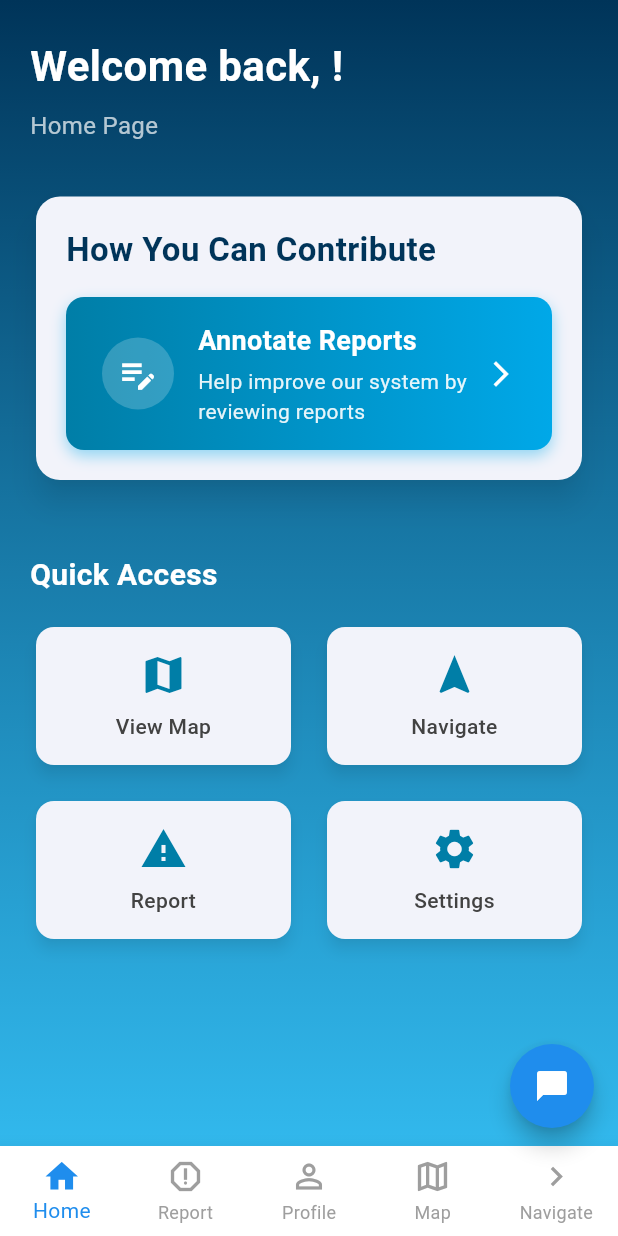
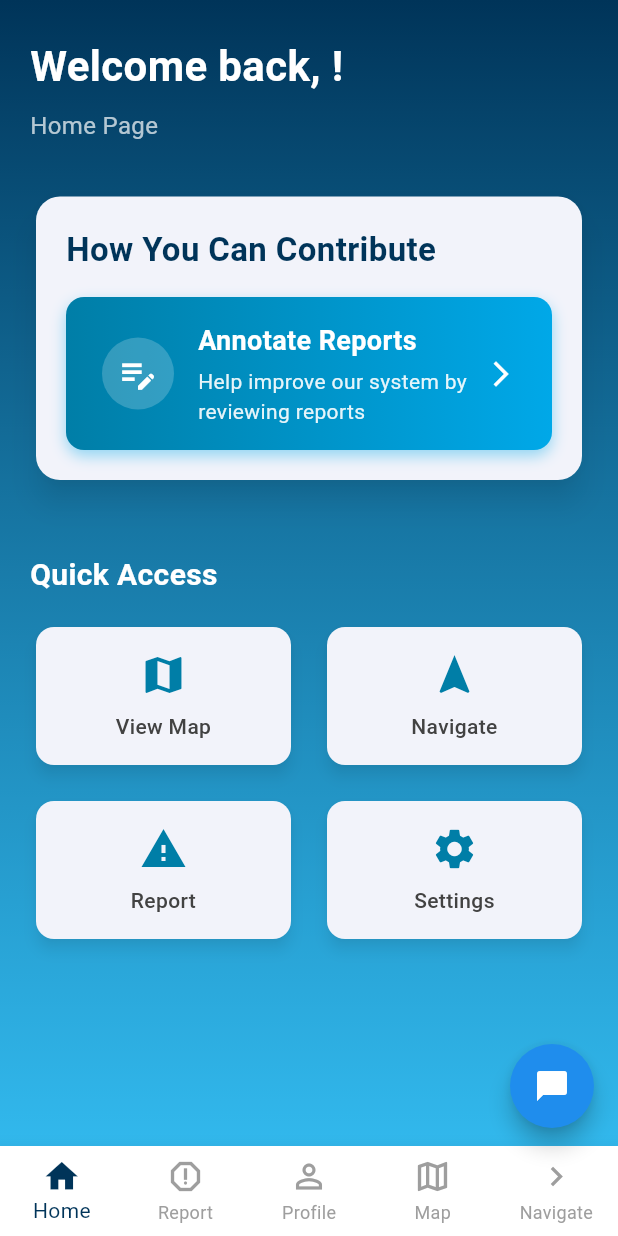
Before and after one commit to Karl-Gilmartin/urban_route, a Flutter app: the HomePage screen opened by its route, on a phone screen of 412 x 824 dp. Run offline on Flutter 3.47's test engine with Material 3 defaults, Android fonts, the phone set to English and light mode, and no system bars; our stand-ins replace easy_localization, flutter_dotenv, flutter_map, flutter_svg, geocoding, geolocator and 4 more; missing offline and left inert: flutter_map_heatmap, intercom_flutter, mapbox_gl; accounts and stored records are empty; network calls fail.

Commit message:
updating app routes and navbar layout

```diff
--- a/lib/components/bottom_nav_bar.dart
+++ b/lib/components/bottom_nav_bar.dart
@@ -1,4 +1,5 @@
 import 'package:flutter/material.dart';
+import 'package:urban_route/main.dart';
 
 class BottomNavBar extends StatelessWidget {
   final int selectedIndex;
@@ -16,7 +17,7 @@ class BottomNavBar extends StatelessWidget {
       type: BottomNavigationBarType.fixed,
       backgroundColor: Colors.white,
       elevation: 10,
-      selectedItemColor: const Color(0xFF1F8DED),
+      selectedItemColor:  AppColors.deepBlue,
       unselectedItemColor: Colors.grey.shade500,
       selectedFontSize: 14,
       unselectedFontSize: 12,
--- a/lib/main.dart
+++ b/lib/main.dart
@@ -146,6 +146,8 @@ class _MyAppState extends State<MyApp> {
         '/profile/settings': (context) => const ProfileSettingsPage(),
         '/navigate': (context) => const NavigatePage(),
         '/report/annotation': (context) => const ReportAnnotationPage(),
+        '/map': (context) => const MapPage(),
+        '/report': (context) => const ReportPage(),
       },
     );
   }
```
